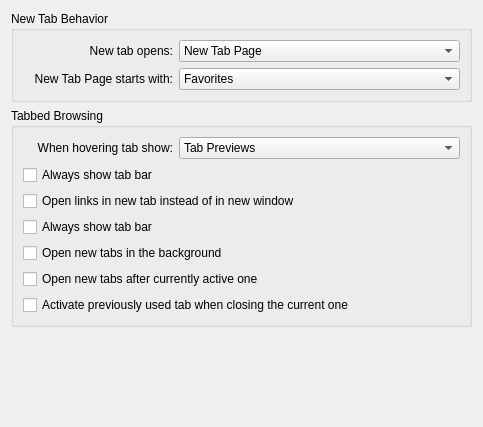
Above: src/settings/settings_tabs.ui from KDE/rekonq before the change. Below: the same form after it.
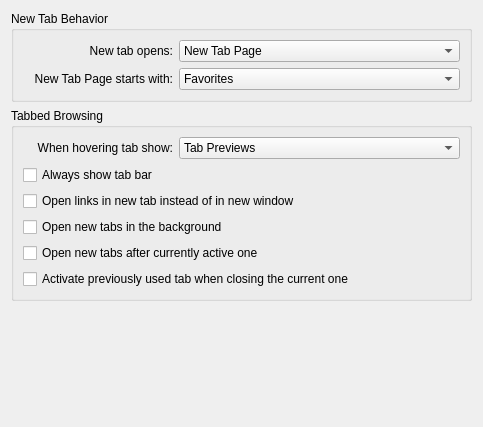
That is the form after the change. Custom widgets are drawn as their Qt base class.

Commit message: Fixing the fix that is just been fixed :)

What changed in the file:
```diff
--- a/src/settings/settings_tabs.ui
+++ b/src/settings/settings_tabs.ui
@@ -197,13 +197,6 @@
         </property>
        </widget>
       </item>
-      <item>
-       <widget class="QCheckBox" name="kcfg_alwaysShowTabBar">
-        <property name="text">
-         <string>Always show tab bar</string>
-        </property>
-       </widget>
-      </item>
       <item>
        <widget class="QCheckBox" name="kcfg_openTabsBack">
         <property name="text">
```
